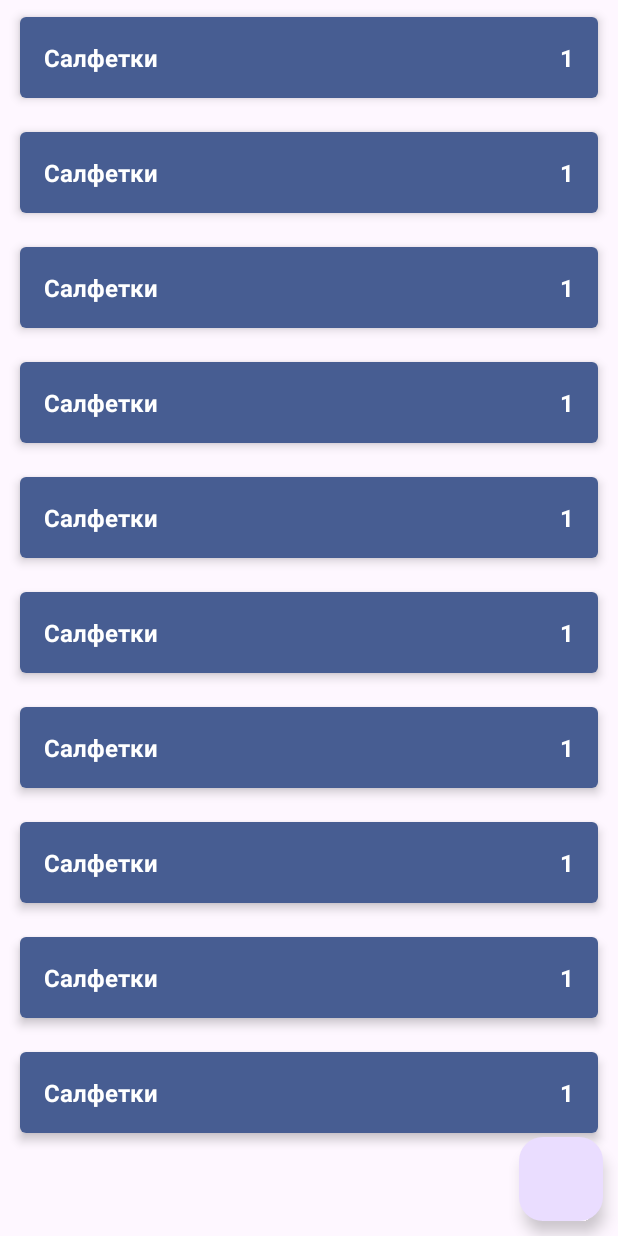
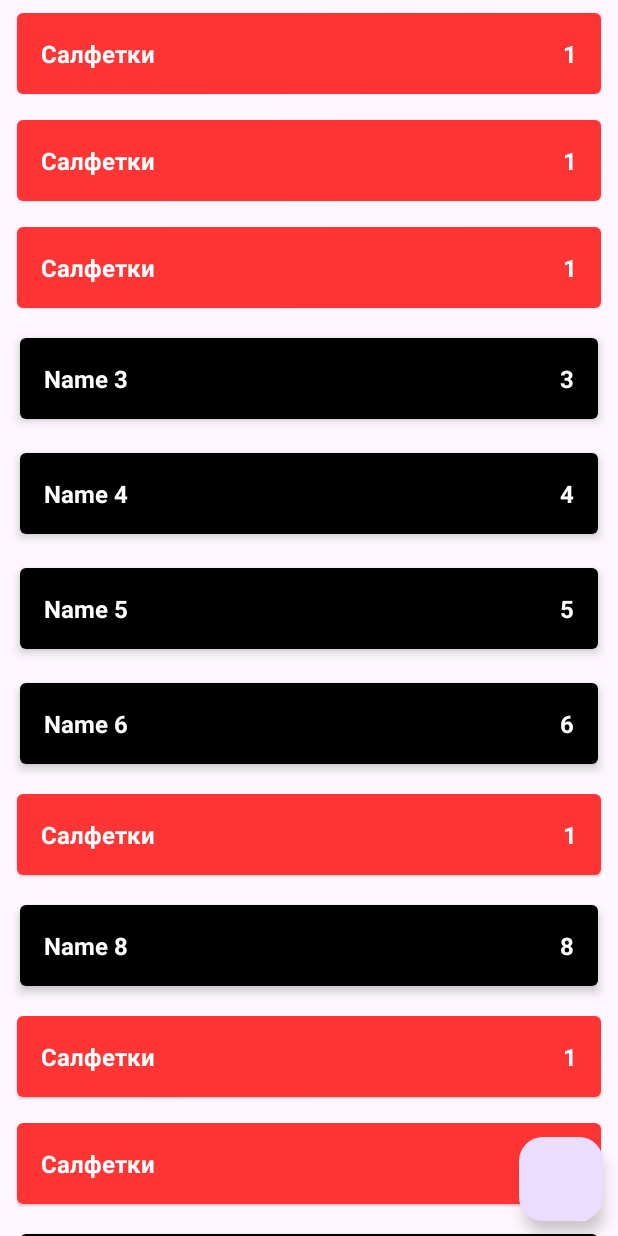
Before and after one commit to Maxim-Pavlenko/ShoppingList, an Android app: the screen it shows after launch (MainActivity), on a phone screen of 412 x 824 dp. Run offline under Robolectric (Android 15) with nearby library versions, the phone set to English and light mode, and no system bars.

Commit message:
create RecyclerView

```diff
--- a/app/src/main/java/com/example/shoppinglist/data/ShopListRepositoryImpl.kt
+++ b/app/src/main/java/com/example/shoppinglist/data/ShopListRepositoryImpl.kt
@@ -9,12 +9,14 @@ import java.lang.RuntimeException
 object ShopListRepositoryImpl: ShopListRepository {
 
     private val shopListLD = MutableLiveData<List<ShopItem>>()
-    private val shopList = mutableListOf<ShopItem>()
+    private val shopList = sortedSetOf<ShopItem>({ o1, o2 ->
+         o1.id.compareTo(o2.id)
+    })
     private var autoIncrementId = 0
 
     init {
-        for (i in 0 until 10) {
-            addShopItem(ShopItem(name = "Name $i", count = i, enabled = true))
+        for (i in 0 until 1000) {
+            addShopItem(ShopItem(name = "Name $i", count = i, enabled = kotlin.random.Random.nextBoolean()))
         }
     }
 
--- a/app/src/main/java/com/example/shoppinglist/presentation/MainActivity.kt
+++ b/app/src/main/java/com/example/shoppinglist/presentation/MainActivity.kt
@@ -1,34 +1,70 @@
 package com.example.shoppinglist.presentation
 
 import android.os.Bundle
-import android.view.LayoutInflater
-import android.widget.LinearLayout
 import androidx.appcompat.app.AppCompatActivity
 import androidx.lifecycle.ViewModelProvider
+import androidx.recyclerview.widget.ItemTouchHelper
+import androidx.recyclerview.widget.RecyclerView
 import com.example.shoppinglist.R
-import com.example.shoppinglist.domain.ShopItem
 
 class MainActivity : AppCompatActivity() {
     private lateinit var viewModel: MainViewModel
-    private lateinit var llShopList: LinearLayout
+    private lateinit var shopListAdapter: ShopListAdapter
     override fun onCreate(savedInstanceState: Bundle?) {
         super.onCreate(savedInstanceState)
         setContentView(R.layout.activity_main)
-        llShopList = findViewById(R.id.ll_shop_list)
+        setupRecyclerView()
         viewModel = ViewModelProvider(this).get(MainViewModel::class.java)
         viewModel.shopList.observe(this) {
-            showList(it)
+            shopListAdapter.submitList(it)
         }
     }
 
-    private fun showList(list: List<ShopItem>) {
-        for (shoItem in list) {
-            val layoutId = if (shoItem.enabled)
-                R.layout.item_shop_enabled
-            else
-                R.layout.item_shop_disabled
-            val view = LayoutInflater.from(this).inflate(layoutId, llShopList, false)
-            llShopList.addView(view)
+    fun setupRecyclerView() {
+        val rvShopList = findViewById<RecyclerView>(R.id.rv_shop_list)
+        shopListAdapter = ShopListAdapter()
+        with(rvShopList) {
+            adapter = shopListAdapter
+            recycledViewPool.setMaxRecycledViews(ShopListAdapter.ACTIVE, ShopListAdapter.MAX_POOL)
+            recycledViewPool.setMaxRecycledViews(ShopListAdapter.NOT_ACTIVE, ShopListAdapter.MAX_POOL)
+        }
+        rvShopList.adapter = shopListAdapter
+        setupLongClickListener()
+        setupClickListener()
+        setupSwipeListener(rvShopList)
+    }
+
+    private fun setupSwipeListener(rvShopList: RecyclerView) {
+        val callback = object : ItemTouchHelper.SimpleCallback(
+            0,
+            ItemTouchHelper.LEFT or ItemTouchHelper.RIGHT
+        ) {
+            override fun onMove(
+                recyclerView: RecyclerView,
+                viewHolder: RecyclerView.ViewHolder,
+                target: RecyclerView.ViewHolder
+            ): Boolean {
+                return false
+            }
+
+            override fun onSwiped(viewHolder: RecyclerView.ViewHolder, direction: Int) {
+                val item = shopListAdapter.currentList[viewHolder.adapterPosition]
+                viewModel.deleteShopItem(item)
+            }
+        }
+        val itemTouchHelper = ItemTouchHelper(callback)
+        itemTouchHelper.attachToRecyclerView(rvShopList)
+    }
+
+    private fun setupClickListener() {
+        shopListAdapter.onShopItemClickListener = {
+
+        }
+    }
+
+    private fun setupLongClickListener() {
+        shopListAdapter.onShopItemLongClickListener = {
+            viewModel.changeEnableState(it)
         }
     }
 }
--- /dev/null
+++ b/app/src/main/java/com/example/shoppinglist/presentation/ShopItemDiffCallback.kt
@@ -0,0 +1,9 @@
+package com.example.shoppinglist.presentation
+
+import androidx.recyclerview.widget.DiffUtil
+import com.example.shoppinglist.domain.ShopItem
+
+class ShopItemDiffCallback: DiffUtil.ItemCallback<ShopItem>() {
+    override fun areItemsTheSame(oldItem: ShopItem, newItem: ShopItem): Boolean = oldItem.id == newItem.id
+    override fun areContentsTheSame(oldItem: ShopItem, newItem: ShopItem): Boolean = oldItem == newItem
+}
--- /dev/null
+++ b/app/src/main/java/com/example/shoppinglist/presentation/ShopItemViewHolder.kt
@@ -0,0 +1,11 @@
+package com.example.shoppinglist.presentation
+
+import android.view.View
+import android.widget.TextView
+import androidx.recyclerview.widget.RecyclerView
+import com.example.shoppinglist.R
+
+class ShopItemViewHolder(val view: View) : RecyclerView.ViewHolder(view) {
+    val tvName = view.findViewById<TextView>(R.id.tv_name)
+    val tvCount = view.findViewById<TextView>(R.id.tv_count)
+}
--- /dev/null
+++ b/app/src/main/java/com/example/shoppinglist/presentation/ShopListAdapter.kt
@@ -0,0 +1,51 @@
+package com.example.shoppinglist.presentation
+
+import android.view.LayoutInflater
+import android.view.ViewGroup
+import androidx.recyclerview.widget.ListAdapter
+import com.example.shoppinglist.R
+import com.example.shoppinglist.domain.ShopItem
+
+class ShopListAdapter : ListAdapter<ShopItem, ShopItemViewHolder>(ShopItemDiffCallback()) {
+
+    companion object {
+        const val NOT_ACTIVE = 0
+        const val ACTIVE = 1
+        const val MAX_POOL = 15
+    }
+
+    var onShopItemLongClickListener: ((ShopItem) -> Unit)? = null
+    var onShopItemClickListener: ((ShopItem) -> Unit)? = null
+
+    override fun onCreateViewHolder(parent: ViewGroup, viewType: Int): ShopItemViewHolder {
+        val layout = when (viewType) {
+            ACTIVE -> R.layout.item_shop_enabled
+            NOT_ACTIVE -> R.layout.item_shop_disabled
+            else -> throw RuntimeException("Unknown view type: $viewType")
+        }
+        val view = LayoutInflater.from(parent.context).inflate(
+            layout,
+            parent,
+            false
+        )
+        return ShopItemViewHolder(view)
+    }
+
+    override fun onBindViewHolder(holder: ShopItemViewHolder, position: Int) {
+        val shopItem = getItem(position)
+        holder.tvName?.text =  shopItem.name
+        holder.tvCount?.text = shopItem.count.toString()
+        holder.view.setOnLongClickListener {
+            onShopItemLongClickListener?.invoke(shopItem)
+            true
+        }
+        holder.view.setOnClickListener {
+            onShopItemClickListener?.invoke(shopItem)
+        }
+    }
+
+    override fun getItemViewType(position: Int): Int {
+        val shopItem = getItem(position)
+        return if (shopItem.enabled) ACTIVE else NOT_ACTIVE
+    }
+}
--- a/app/src/main/res/layout/activity_main.xml
+++ b/app/src/main/res/layout/activity_main.xml
@@ -7,19 +7,7 @@
     android:layout_height="match_parent"
     tools:context=".presentation.MainActivity">
 
-    <ScrollView
-        android:layout_width="match_parent"
-        android:layout_height="wrap_content"
-        tools:ignore="MissingConstraints">
-        <LinearLayout
-            android:id="@+id/ll_shop_list"
-            android:layout_width="match_parent"
-            android:layout_height="wrap_content"
-            android:orientation="vertical"/>
-    </ScrollView>
-
     <androidx.recyclerview.widget.RecyclerView
-        android:visibility="gone"
         android:id="@+id/rv_shop_list"
         android:layout_width="match_parent"
         android:layout_height="match_parent"
--- a/app/src/main/res/layout/item_shop_disabled.xml
+++ b/app/src/main/res/layout/item_shop_disabled.xml
@@ -13,7 +13,7 @@
     app:cardUseCompatPadding="true">
 
     <LinearLayout
-        android:background="#33BB86FC"
+        android:background="@color/hh"
         android:orientation="horizontal"
         android:layout_width="match_parent"
         android:layout_height="wrap_content"
--- a/app/src/main/res/layout/item_shop_enabled.xml
+++ b/app/src/main/res/layout/item_shop_enabled.xml
@@ -13,26 +13,25 @@
     app:cardUseCompatPadding="true">
 
     <LinearLayout
-        android:background="@color/material_dynamic_primary40"
+        android:background="@color/black"
         android:orientation="horizontal"
         android:layout_width="match_parent"
         android:layout_height="wrap_content"
         android:padding="16dp">
         <TextView
+            android:id="@+id/tv_name"
             android:layout_width="0dp"
             android:layout_height="wrap_content"
             android:layout_weight="1"
             android:textColor="@color/white"
             android:textSize="16sp"
-            android:textStyle="bold"
-            android:text="Салфетки"/>
-
+            android:textStyle="bold"/>
         <TextView
+            android:id="@+id/tv_count"
             android:layout_width="wrap_content"
             android:layout_height="wrap_content"
             android:textColor="@color/white"
             android:textSize="16sp"
-            android:textStyle="bold"
-            android:text="1"/>
+            android:textStyle="bold"/>
     </LinearLayout>
 </androidx.cardview.widget.CardView>
--- a/app/src/main/res/values/colors.xml
+++ b/app/src/main/res/values/colors.xml
@@ -2,4 +2,5 @@
 <resources>
     <color name="black">#FF000000</color>
     <color name="white">#FFFFFFFF</color>
+    <color name="hh">#FF3434</color>
 </resources>
```
